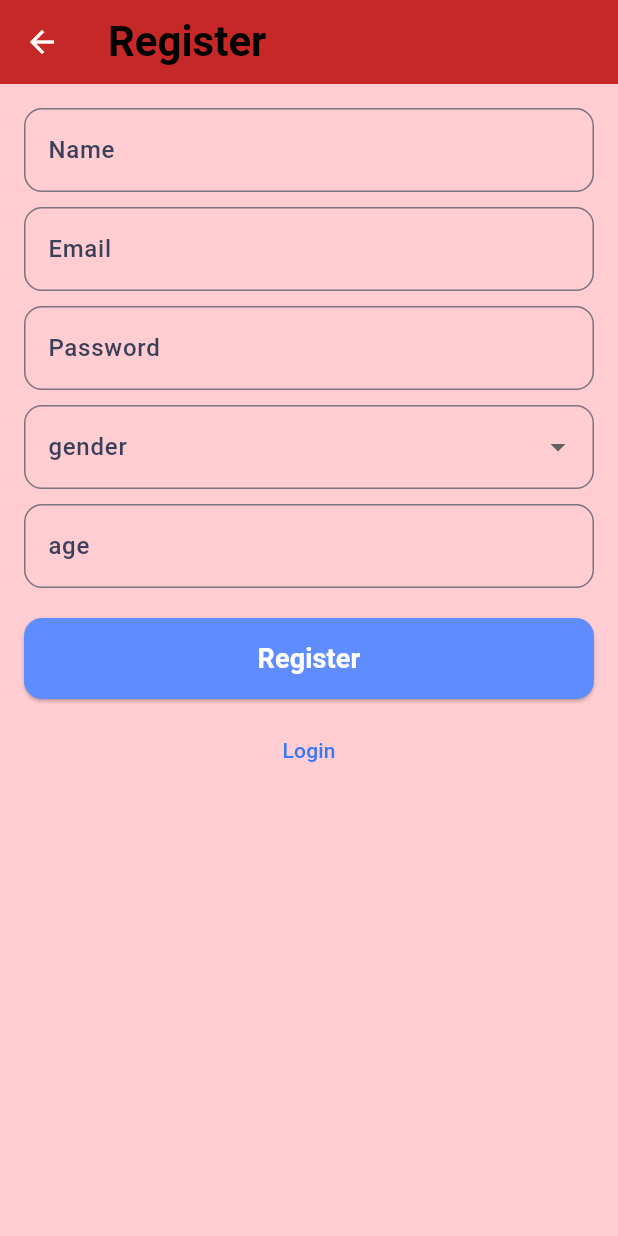
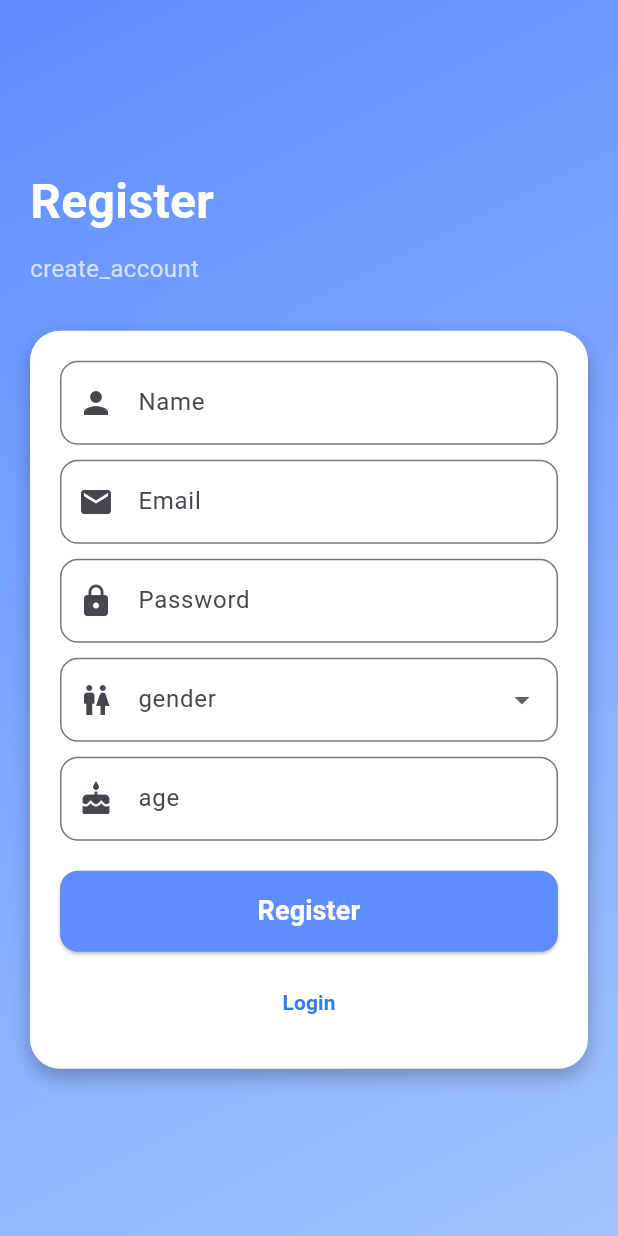
Before and after one commit to danakhairallah/DIY-Project, a Flutter app: the RegisterPage screen opened by its route, on a phone screen of 412 x 824 dp. Run offline on Flutter 3.47's test engine with Material 3 defaults, Android fonts, the light colour scheme and no system bars; our stand-ins replace image_picker.

Commit message:
Update registration_page.dart

```diff
--- a/lib/screens/registration_page.dart
+++ b/lib/screens/registration_page.dart
@@ -14,8 +14,8 @@ class _RegisterPageState extends State<RegisterPage> {
   final _nameController = TextEditingController();
   final _emailController = TextEditingController();
   final _passwordController = TextEditingController();
+  final _ageController = TextEditingController();
   String? _selectedGender;
-  final TextEditingController _ageController = TextEditingController();
 
   void _submit() {
     if (_formKey.currentState!.validate()) {
@@ -29,78 +29,124 @@ class _RegisterPageState extends State<RegisterPage> {
   @override
   Widget build(BuildContext context) {
     final loc = AppLocalizations.of(context)!;
+    final isRtl = Directionality.of(context) == TextDirection.rtl;
 
     return Scaffold(
-      appBar: AppBar(title: Text(loc.translate("register"),
-        style: TextStyle(fontSize: 28,fontWeight: FontWeight.bold,color: Colors.black),)),
-      body: Form(
+      body: Container(
+        width: double.infinity,
+        height: double.infinity,
+        decoration: const BoxDecoration(
+          gradient: LinearGradient(
+            colors: [Color(0xFF5F8DFF), Color(0xFFA0C4FF)],
+            begin: Alignment.topLeft,
+            end: Alignment.bottomRight,
+          ),
+        ),
+        child: Center(
+          child: SingleChildScrollView(
+            padding: const EdgeInsets.symmetric(horizontal: 20, vertical: 30),
+            child: Column(
+              crossAxisAlignment:
+              isRtl ? CrossAxisAlignment.end : CrossAxisAlignment.start,
+              children: [
+                Text(
+                  loc.translate("register"),
+                  style: const TextStyle(
+                    fontSize: 32,
+                    fontWeight: FontWeight.bold,
+                    color: Colors.white,
+                  ),
+                ),
+                const SizedBox(height: 10),
+                Text(
+                  loc.translate("create_account"),
+                  style: const TextStyle(
+                    fontSize: 16,
+                    color: Colors.white70,
+                  ),
+                ),
+                const SizedBox(height: 30),
+                Container(
+                  padding: const EdgeInsets.all(20),
+                  decoration: BoxDecoration(
+                    color: Colors.white,
+                    borderRadius: BorderRadius.circular(20),
+                    boxShadow: const [
+                      BoxShadow(
+                        color: Colors.black26,
+                        blurRadius: 10,
+                        offset: Offset(0, 5),
+                      ),
+                    ],
+                  ),
+                  child: Form(
                     key: _formKey,
-        child: ListView(
-          padding: const EdgeInsets.all(16),
+                    child: Column(
                       children: [
                         TextFormField(
                           controller: _nameController,
-              decoration: InputDecoration(labelText: loc.translate("name"),
-                  labelStyle: TextStyle(fontSize: 16,fontWeight: FontWeight.w500,color: Color(0xFF3C3F58)),
+                          decoration: InputDecoration(
+                            labelText: loc.translate("name"),
+                            prefixIcon: const Icon(Icons.person),
                             border: OutlineInputBorder(
                               borderRadius: BorderRadius.circular(12),
                             ),
                           ),
-
-              validator: (value) =>
-              value!.isEmpty ? loc.translate("required_field") : null,
+                          validator: (value) => value!.isEmpty
+                              ? loc.translate("required_field")
+                              : null,
                         ),
                         const SizedBox(height: 10),
                         TextFormField(
                           controller: _emailController,
-              decoration: InputDecoration(labelText: loc.translate("email"),
+                          decoration: InputDecoration(
+                            labelText: loc.translate("email"),
+                            prefixIcon: const Icon(Icons.email),
                             border: OutlineInputBorder(
                               borderRadius: BorderRadius.circular(12),
                             ),
-                labelStyle: TextStyle(fontSize: 16,fontWeight: FontWeight.w500,color: Color(0xFF3C3F58)),
                           ),
                           validator: (value) {
                             if (value == null || value.isEmpty) {
                               return loc.translate("required_field");
                             }
-                // Regular Expression for basic email validation
-                final emailRegex = RegExp(r'^[\w-\.]+@([\w-]+\.)+[\w-]{2,4}$');
+                            final emailRegex = RegExp(
+                                r'^[\w-\.]+@([\w-]+\.)+[\w-]{2,4}$');
                             if (!emailRegex.hasMatch(value)) {
                               return loc.translate("invalid_email");
                             }
                             return null;
                           },
                         ),
-
                         const SizedBox(height: 10),
-
                         TextFormField(
                           controller: _passwordController,
-              decoration: InputDecoration(labelText: loc.translate("password"),
+                          obscureText: true,
+                          decoration: InputDecoration(
+                            labelText: loc.translate("password"),
+                            prefixIcon: const Icon(Icons.lock),
                             border: OutlineInputBorder(
                               borderRadius: BorderRadius.circular(12),
                             ),
-                labelStyle: TextStyle(fontSize: 16,fontWeight: FontWeight.w500,color: Color(0xFF3C3F58)),
                           ),
-              obscureText: true,
                           validator: (value) {
                             if (value == null || value.isEmpty) {
                               return loc.translate("required_field");
                             }
-
-                final passwordRegex = RegExp(r'^(?=.*[A-Z])(?=.*[a-z])(?=.*\d)(?=.*[@$!%*?&])[A-Za-z\d@$!%*?&]{8,}$');
+                            final passwordRegex = RegExp(
+                                r'^(?=.*[A-Z])(?=.*[a-z])(?=.*\d)(?=.*[@$!%*?&])[A-Za-z\d@$!%*?&]{8,}$');
                             if (!passwordRegex.hasMatch(value)) {
                               return loc.translate("weak_password");
                             }
                             return null;
                           },
                         ),
-            const SizedBox(height: 10,),
+                        const SizedBox(height: 10),
                         DropdownButtonFormField<String>(
                           value: _selectedGender,
                           decoration: InputDecoration(
                             labelText: loc.translate("gender"),
-                labelStyle: TextStyle(fontSize: 16,fontWeight: FontWeight.w500,color: Color(0xFF3C3F58)),
+                            prefixIcon: const Icon(Icons.wc),
                             border: OutlineInputBorder(
                               borderRadius: BorderRadius.circular(12),
                             ),
@@ -112,20 +158,21 @@ class _RegisterPageState extends State<RegisterPage> {
                           ))
                               .toList(),
                           onChanged: (value) {
+                            setState(() {
                               _selectedGender = value;
+                            });
                           },
-              validator: (value) =>
-              value == null ? loc.translate("required_field") : null,
+                          validator: (value) => value == null
+                              ? loc.translate("required_field")
+                              : null,
                         ),
                         const SizedBox(height: 10),
-
-            // Age Field
                         TextFormField(
                           controller: _ageController,
                           keyboardType: TextInputType.number,
                           decoration: InputDecoration(
                             labelText: loc.translate("age"),
-                labelStyle: TextStyle(fontSize: 16,fontWeight: FontWeight.w500,color: Color(0xFF3C3F58)),
+                            prefixIcon: const Icon(Icons.cake),
                             border: OutlineInputBorder(
                               borderRadius: BorderRadius.circular(12),
                             ),
@@ -141,19 +188,25 @@ class _RegisterPageState extends State<RegisterPage> {
                             return null;
                           },
                         ),
-
                         const SizedBox(height: 20),
-            ElevatedButton(
+                        SizedBox(
+                          width: double.infinity,
+                          child: ElevatedButton(
                             onPressed: _submit,
                             style: ElevatedButton.styleFrom(
-                backgroundColor: Color(0xFF5F8DFF),
+                              backgroundColor: const Color(0xFF5F8DFF),
+                              padding: const EdgeInsets.symmetric(vertical: 14),
                               shape: RoundedRectangleBorder(
                                 borderRadius: BorderRadius.circular(12),
                               ),
-                padding: EdgeInsets.symmetric(vertical: 14),
                             ),
-              child: Text(loc.translate("register"),
-                style: TextStyle(fontSize: 18,fontWeight: FontWeight.bold,color: Colors.white),
+                            child: Text(
+                              loc.translate("register"),
+                              style: const TextStyle(
+                                  fontSize: 18,
+                                  fontWeight: FontWeight.bold,
+                                  color: Colors.white),
+                            ),
                           ),
                         ),
                         const SizedBox(height: 10),
@@ -161,18 +214,23 @@ class _RegisterPageState extends State<RegisterPage> {
                           onPressed: () {
                             Navigator.pop(context);
                           },
-              style: TextButton.styleFrom(
-                side: BorderSide.none,
-                foregroundColor: Colors.blue,
+                          child: Text(
+                            loc.translate("login"),
+                            style: const TextStyle(
+                                fontSize: 14,
+                                color: Color(0xFF3579F6),
+                                fontWeight: FontWeight.bold),
                           ),
-              child: Text(loc.translate("login"),
-                style: TextStyle(fontSize: 14,color: Color(0xFF3579F6),),
                         ),
-            )
                       ],
                     ),
                   ),
+                ),
+              ],
+            ),
+          ),
+        ),
+      ),
     );
-
   }
 }
```
Lines whose indentation alone changed are shown as unchanged.
